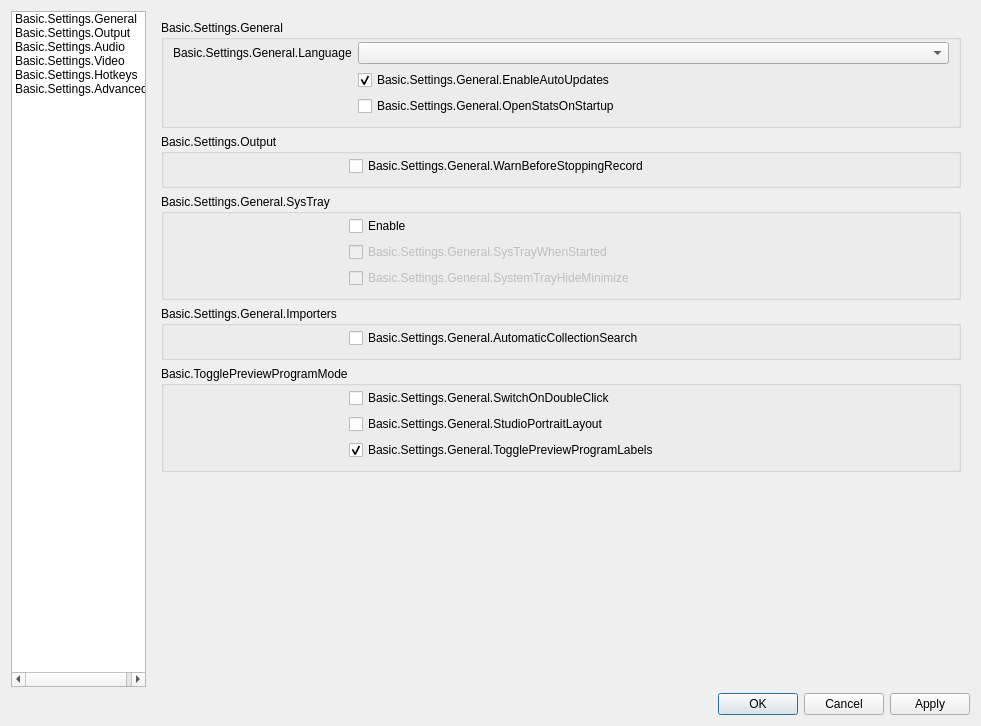
Above: UI/forms/OBSBasicSettings.ui from skimotv/SkimoMeetingRecorder before the change. Below: the same form after it.
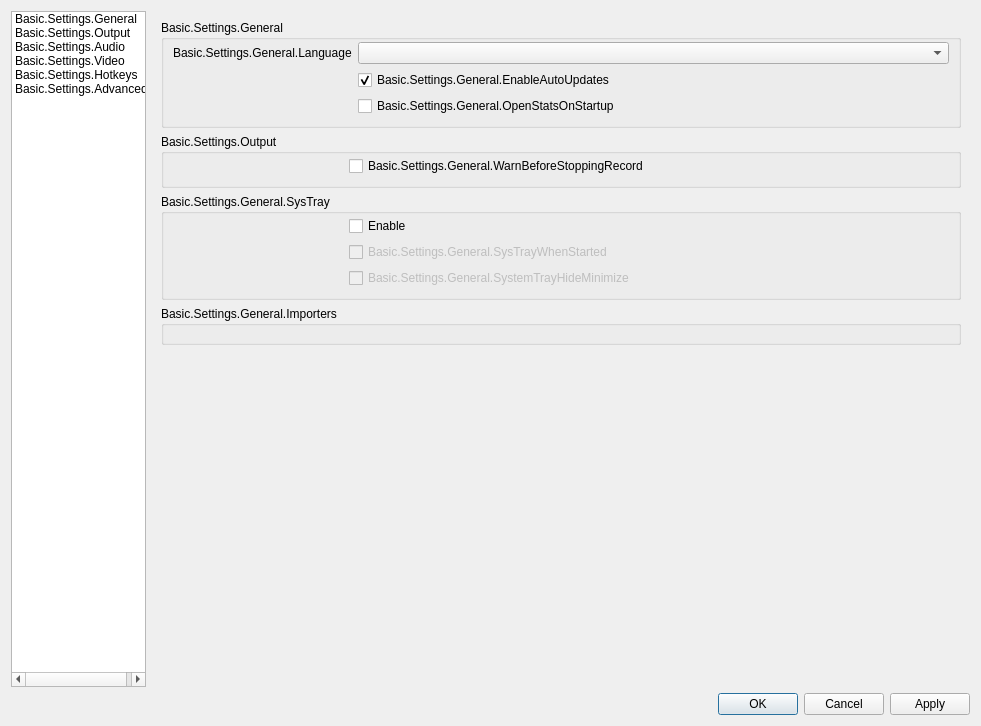
That is the form after the change. The open tabs and pages were chosen to show the change. Icons and pictures are not drawn.

Commit message: removed excessive settings

Diff of the .ui file:
```diff
--- a/UI/forms/OBSBasicSettings.ui
+++ b/UI/forms/OBSBasicSettings.ui
@@ -350,68 +350,6 @@
                      </property>
                     </spacer>
                    </item>
-                   <item row="0" column="1">
-                    <widget class="QCheckBox" name="automaticSearch">
-                     <property name="text">
-                      <string>Basic.Settings.General.AutomaticCollectionSearch</string>
-                     </property>
-                    </widget>
-                   </item>
-                  </layout>
-                 </widget>
-                </item>
-                <item>
-                 <widget class="QGroupBox" name="groupBox_11">
-                  <property name="title">
-                   <string>Basic.TogglePreviewProgramMode</string>
-                  </property>
-                  <layout class="QFormLayout" name="formLayout_31">
-                   <property name="fieldGrowthPolicy">
-                    <enum>QFormLayout::AllNonFixedFieldsGrow</enum>
-                   </property>
-                   <property name="labelAlignment">
-                    <set>Qt::AlignRight|Qt::AlignTrailing|Qt::AlignVCenter</set>
-                   </property>
-                   <property name="topMargin">
-                    <number>2</number>
-                   </property>
-                   <item row="0" column="1">
-                    <widget class="QCheckBox" name="doubleClickSwitch">
-                     <property name="text">
-                      <string>Basic.Settings.General.SwitchOnDoubleClick</string>
-                     </property>
-                    </widget>
-                   </item>
-                   <item row="0" column="0">
-                    <spacer name="horizontalSpacer_6">
-                     <property name="orientation">
-                      <enum>Qt::Horizontal</enum>
-                     </property>
-                     <property name="sizeHint" stdset="0">
-                      <size>
-                       <width>170</width>
-                       <height>5</height>
-                      </size>
-                     </property>
-                    </spacer>
-                   </item>
-                   <item row="1" column="1">
-                    <widget class="QCheckBox" name="studioPortraitLayout">
-                     <property name="text">
-                      <string>Basic.Settings.General.StudioPortraitLayout</string>
-                     </property>
-                    </widget>
-                   </item>
-                   <item row="2" column="1">
-                    <widget class="QCheckBox" name="prevProgLabelToggle">
-                     <property name="text">
-                      <string>Basic.Settings.General.TogglePreviewProgramLabels</string>
-                     </property>
-                     <property name="checked">
-                      <bool>true</bool>
-                     </property>
-                    </widget>
-                   </item>
                   </layout>
                  </widget>
                 </item>
```
